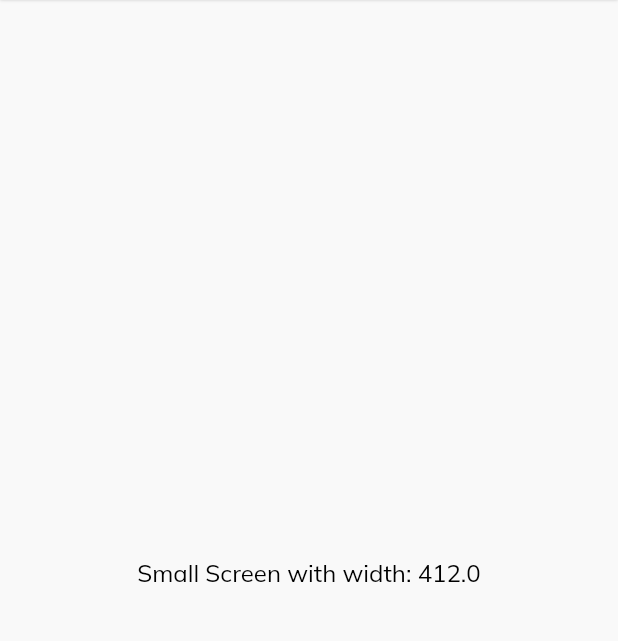
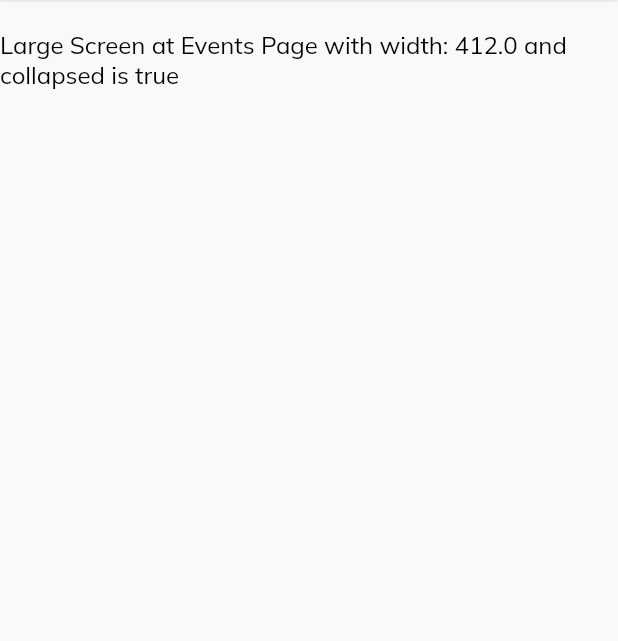
Before and after one commit to kiaricode/k_events_admin, a Flutter app: the screen it shows after launch, on a phone screen of 412 x 824 dp, the part 90-731 px from its top. Run offline on Flutter 3.47's test engine with Material 2 defaults, Android fonts, the phone set to English and light mode, and no system bars; our stand-ins replace google_fonts.

Commit message:
clean up

```diff
--- a/lib/src/shared/widgets/layout/large_screen.dart
+++ b/lib/src/shared/widgets/layout/large_screen.dart
@@ -1,9 +1,9 @@
 import 'package:flutter/material.dart';
 
 import '../../../views/dashboard/large_screen_dashboard.dart';
+import '../../../views/events/events_page.dart';
 import '../nav_bar.dart';
 import '../sidebar/side_bar.dart';
-
 
 class LargeScreen extends StatelessWidget {
   final GlobalKey<ScaffoldState>? scaffoldKey;
@@ -20,7 +20,8 @@ class LargeScreen extends StatelessWidget {
         child: Column(
           children: [
             const NavBar(),
-            LargeScreenDashboard(width: _width),
+            // LargeScreenDashboard(width: _width),
+            EventsPage(width: _width),
           ],
         ),
       ),
--- a/lib/src/shared/widgets/layout/small_screen.dart
+++ b/lib/src/shared/widgets/layout/small_screen.dart
@@ -1,5 +1,6 @@
 import 'package:flutter/material.dart';
 
+import '../../../views/events/events_page.dart';
 import '../custom_text.dart';
 import '../nav_bar.dart';
 
@@ -14,13 +15,14 @@ class SmallScreen extends StatelessWidget {
     return Column(
       children: [
         NavBar(scaffoldKey: scaffoldKey),
-        Expanded(
-          child: Container(
-            color: Colors.transparent,
-            child: Center(
-                child: CustomText(text: "Small Screen with width: $_width")),
-          ),
-        )
+        EventsPage(width: _width),
+        // Expanded(
+        //   child: Container(
+        //     color: Colors.transparent,
+        //     child: Center(
+        //         child: CustomText(text: "Small Screen with width: $_width")),
+        //   ),
+        // )
       ],
     );
   }
--- /dev/null
+++ b/lib/src/views/events/events_page.dart
@@ -0,0 +1,28 @@
+import 'package:flutter/material.dart';
+import 'package:k_events_admin/src/controllers/menu_controller.dart';
+import 'package:provider/provider.dart';
+
+import '../../shared/widgets/custom_text.dart';
+
+class EventsPage extends StatelessWidget {
+  const EventsPage({
+    Key? key,
+    required double width,
+  })  : _width = width,
+        super(key: key);
+
+  final double _width;
+
+  @override
+  Widget build(BuildContext context) {
+    var state = context.watch<MenuController>();
+    return Column(
+      children: [
+        const SizedBox(height: 20),
+        CustomText(
+            text:
+                "Large Screen at Events Page with width: $_width and collapsed is ${state.isOpen}"),
+      ],
+    );
+  }
+}
```
